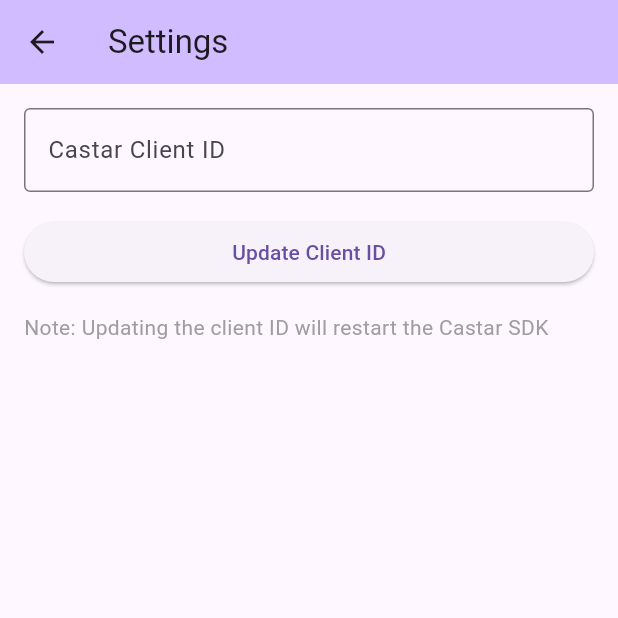
After one commit to srujan5570/ios-tap-to-paid, a Flutter app: the SettingsScreen screen opened directly, after a tap on "Update Client ID", on a phone screen of 412 x 824 dp, the top half of it. The commit adds this screen. Run offline on Flutter 3.47's test engine with Material 3 defaults, Android fonts, the light colour scheme and no system bars; missing offline and left inert: shared_preferences.dart, unity_ads_plugin; network calls fail; statements that could not run were skipped.

Commit message:
Add dynamic client ID support with settings screen

```diff
--- /dev/null
+++ b/lib/screens/settings_screen.dart
@@ -0,0 +1,123 @@
+import 'package:flutter/material.dart';
+import '../services/settings_service.dart';
+import '../services/castar_service.dart';
+
+class SettingsScreen extends StatefulWidget {
+  const SettingsScreen({super.key});
+
+  @override
+  State<SettingsScreen> createState() => _SettingsScreenState();
+}
+
+class _SettingsScreenState extends State<SettingsScreen> {
+  final _clientIdController = TextEditingController();
+  bool _isLoading = false;
+
+  @override
+  void initState() {
+    super.initState();
+    _loadClientId();
+  }
+
+  Future<void> _loadClientId() async {
+    final clientId = await SettingsService.getClientId();
+    _clientIdController.text = clientId;
+  }
+
+  Future<void> _updateClientId() async {
+    if (_clientIdController.text.isEmpty) return;
+
+    setState(() => _isLoading = true);
+
+    try {
+      // Save new client ID
+      await SettingsService.setClientId(_clientIdController.text);
+
+      // Stop current Castar instance
+      await CastarService.stop();
+
+      // Reinitialize with new client ID
+      final success = await CastarService.initialize();
+
+      if (success) {
+        await CastarService.start();
+        if (mounted) {
+          ScaffoldMessenger.of(context).showSnackBar(
+            const SnackBar(content: Text('Client ID updated successfully')),
+          );
+        }
+      } else {
+        if (mounted) {
+          ScaffoldMessenger.of(context).showSnackBar(
+            const SnackBar(
+              content: Text('Failed to initialize with new Client ID'),
+              backgroundColor: Colors.red,
+            ),
+          );
+        }
+      }
+    } catch (e) {
+      if (mounted) {
+        ScaffoldMessenger.of(context).showSnackBar(
+          SnackBar(
+            content: Text('Error: ${e.toString()}'),
+            backgroundColor: Colors.red,
+          ),
+        );
+      }
+    } finally {
+      if (mounted) {
+        setState(() => _isLoading = false);
+      }
+    }
+  }
+
+  @override
+  void dispose() {
+    _clientIdController.dispose();
+    super.dispose();
+  }
+
+  @override
+  Widget build(BuildContext context) {
+    return Scaffold(
+      appBar: AppBar(
+        title: const Text('Settings'),
+        backgroundColor: Theme.of(context).colorScheme.inversePrimary,
+      ),
+      body: Padding(
+        padding: const EdgeInsets.all(16.0),
+        child: Column(
+          crossAxisAlignment: CrossAxisAlignment.stretch,
+          children: [
+            TextField(
+              controller: _clientIdController,
+              decoration: const InputDecoration(
+                labelText: 'Castar Client ID',
+                hintText: 'Enter your client ID',
+                border: OutlineInputBorder(),
+              ),
+              enabled: !_isLoading,
+            ),
+            const SizedBox(height: 16),
+            ElevatedButton(
+              onPressed: _isLoading ? null : _updateClientId,
+              child: _isLoading
+                  ? const SizedBox(
+                      height: 20,
+                      width: 20,
+                      child: CircularProgressIndicator(strokeWidth: 2),
+                    )
+                  : const Text('Update Client ID'),
+            ),
+            const SizedBox(height: 16),
+            const Text(
+              'Note: Updating the client ID will restart the Castar SDK',
+              style: TextStyle(color: Colors.grey),
+            ),
+          ],
+        ),
+      ),
+    );
+  }
+}
--- /dev/null
+++ b/lib/services/settings_service.dart
@@ -0,0 +1,16 @@
+import 'package:shared_preferences.dart';
+
+class SettingsService {
+  static const String _clientIdKey = 'castar_client_id';
+  static const String defaultClientId = 'cskKFkzBSlmLUF';
+
+  static Future<String> getClientId() async {
+    final prefs = await SharedPreferences.getInstance();
+    return prefs.getString(_clientIdKey) ?? defaultClientId;
+  }
+
+  static Future<bool> setClientId(String clientId) async {
+    final prefs = await SharedPreferences.getInstance();
+    return prefs.setString(_clientIdKey, clientId);
+  }
+}
--- a/pubspec.yaml
+++ b/pubspec.yaml
@@ -36,6 +36,7 @@
   cupertino_icons: ^1.0.8
   unity_ads_plugin: ^0.3.24
   http: ^1.4.0
+  shared_preferences: ^2.5.3
 
 dev_dependencies:
   flutter_test:
```
Also changed, not shown: lib/main.dart (+12 -0 lines), lib/services/castar_service.dart (+10 -2 lines), pubspec.lock, 12 other files.
